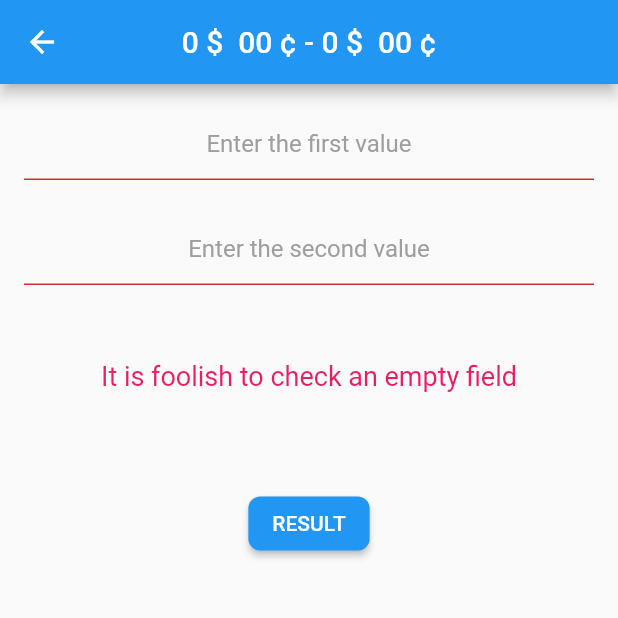
After one commit to SergioSorokin/sergey-sorokin-basics, a Flutter app: the SubtractionScreen screen opened directly, after a tap on "RESULT", on a phone screen of 412 x 824 dp, the top half of it. The commit adds this screen. Run offline on Flutter 3.47's test engine with Material 2 defaults, Android fonts, the phone set to English and light mode, and no system bars; our stand-ins replace flutter_switch.

Commit message:
SU-3724: Implemented a method for subtracting two objects of type Money

```diff
--- a/lib/basis/2/special_type_money.dart
+++ b/lib/basis/2/special_type_money.dart
@@ -66,12 +66,18 @@ class MyMoney {
   @override
   String toString() {
     var centStr;
+    var dollarsStr = dollars.toString();
     if (cents.toString().length < 2) {
       centStr = '0$cents';
     } else {
       centStr = cents == 0 ? '00' : cents.toString();
     }
-    return '$dollars \$  $centStr ¢';
+    if (dollars == 0) {
+      if (_listInputString[0].contains('-')) {
+        dollarsStr = '-' + dollars.toString();
+      }
+    }
+    return '$dollarsStr \$  $centStr ¢';
   }
 
   String additionMoneyObjects(MyMoney myMoney1, MyMoney myMoney2) {
@@ -92,4 +98,34 @@ class MyMoney {
     String result = '${_listInputString[0]}.${_listInputString[1]}';
     return result;
   }
+
+  String subtractionMoneyObjects(MyMoney myMoney1, MyMoney myMoney2) {
+    int tempCents;
+    int tempDollars;
+    tempCents = (myMoney1.cents - myMoney2.cents);
+    tempDollars = (myMoney1.dollars - myMoney2.dollars);
+
+    if (tempCents < 0) {
+      if (tempDollars > 0) {
+        _listInputString[1] = (100 + tempCents).toString();
+        _listInputString[0] = (tempDollars - 1).toString();
+      } else {
+        _listInputString[1] = (-tempCents).toString();
+        if (tempDollars == 0) {
+          _listInputString[0] = '-' + tempDollars.toString();
+        } else {
+          _listInputString[0] = tempDollars.toString();
+        }
+      }
+    } else {
+      _listInputString[1] = tempCents.toString();
+      _listInputString[0] = tempDollars.toString();
+    }
+    if (_listInputString[1].length == 1) {
+      _listInputString[1] = '0' + _listInputString[1];
+    }
+
+    String result = '${_listInputString[0]}.${_listInputString[1]}';
+    return result;
+  }
 }
--- /dev/null
+++ b/lib/basis/2/subtraction_screen.dart
@@ -0,0 +1,149 @@
+import 'package:flutter/material.dart';
+import 'package:flutter/services.dart';
+import 'package:pdp_project/basis/2/special_type_money.dart';
+
+class SubtractionScreen extends StatefulWidget {
+  const SubtractionScreen({Key? key}) : super(key: key);
+
+  @override
+  _SubtractionScreenState createState() => _SubtractionScreenState();
+}
+
+class _SubtractionScreenState extends State<SubtractionScreen> {
+  String message = '';
+  final formKey = GlobalKey<FormState>();
+  late MyMoney myMoney1;
+  late MyMoney myMoney2;
+  final TextEditingController inputStringController1 = TextEditingController();
+  final TextEditingController inputStringController2 = TextEditingController();
+  @override
+  Widget build(BuildContext context) {
+    return Scaffold(
+      floatingActionButtonLocation: FloatingActionButtonLocation.centerDocked,
+      appBar: AppBar(
+        title: Text(
+            '${myMoney1 = MyMoney(inputString: inputStringController1.text)} - ${myMoney2 = MyMoney(inputString: inputStringController2.text)}'),
+        centerTitle: true,
+      ),
+      body: Form(
+        key: formKey,
+        child: SingleChildScrollView(
+          child: Padding(
+            padding: const EdgeInsets.all(16),
+            child: Column(
+              children: [
+                Center(
+                  child: Container(
+                    child: TextFormField(
+                        textAlign: TextAlign.center,
+                        onChanged: (value) {
+                          setState(
+                            () {
+                              myMoney1 = MyMoney(
+                                  inputString: inputStringController1.text);
+                            },
+                          );
+                        },
+                        controller: inputStringController1,
+                        decoration: InputDecoration(
+                          hintText: 'Enter the first value',
+                          hintStyle:
+                              TextStyle(color: Colors.grey, fontSize: 16),
+                          enabledBorder: UnderlineInputBorder(
+                            borderSide: BorderSide(color: Colors.grey),
+                          ),
+                          focusedBorder: UnderlineInputBorder(
+                            borderSide: BorderSide(color: Colors.grey),
+                          ),
+                        ),
+                        inputFormatters: [
+                          FilteringTextInputFormatter.allow(RegExp('[0-9.]')),
+                        ],
+                        validator: showValidate),
+                  ),
+                ),
+                Center(
+                  child: Container(
+                    child: TextFormField(
+                      textAlign: TextAlign.center,
+                      onChanged: (value) {
+                        setState(
+                          () {
+                            myMoney2 = MyMoney(
+                                inputString: inputStringController2.text);
+                          },
+                        );
+                      },
+                      controller: inputStringController2,
+                      decoration: InputDecoration(
+                        hintText: 'Enter the second value',
+                        hintStyle: TextStyle(color: Colors.grey, fontSize: 16),
+                        enabledBorder: UnderlineInputBorder(
+                          borderSide: BorderSide(color: Colors.grey),
+                        ),
+                        focusedBorder: UnderlineInputBorder(
+                          borderSide: BorderSide(color: Colors.grey),
+                        ),
+                      ),
+                      inputFormatters: [
+                        FilteringTextInputFormatter.allow(RegExp('[0-9.]')),
+                      ],
+                      validator: showValidate,
+                    ),
+                  ),
+                ),
+                Padding(
+                  padding: const EdgeInsets.only(top: 28, bottom: 48),
+                  child: Text(
+                    message,
+                    style: TextStyle(color: Colors.pink, fontSize: 18),
+                  ),
+                ),
+                Padding(
+                  padding: EdgeInsets.all(16),
+                  child: ElevatedButton(
+                    onPressed: () => validator(),
+                    style: ElevatedButton.styleFrom(
+                      shape: RoundedRectangleBorder(
+                        borderRadius: BorderRadius.circular(8),
+                      ),
+                    ),
+                    child: Text(
+                      'RESULT',
+                      style: const TextStyle(fontSize: 14),
+                    ),
+                  ),
+                ),
+              ],
+            ),
+          ),
+        ),
+      ),
+    );
+  }
+
+  String? showValidate(value) {
+    if (value!.isEmpty) {
+      setState(
+        () {
+          message = 'It is foolish to check an empty field';
+        },
+      );
+      return '';
+    }
+    return null;
+  }
+
+  void validator() async {
+    if (formKey.currentState!.validate()) {
+      setState(
+        () {
+          message = MyMoney(
+                  inputString: MyMoney(inputString: '')
+                      .subtractionMoneyObjects(myMoney1, myMoney2))
+              .toString();
+        },
+      );
+    }
+  }
+}
```
Also changed, not shown: lib/basis/2/money_screen.dart (+10 -0 lines).
